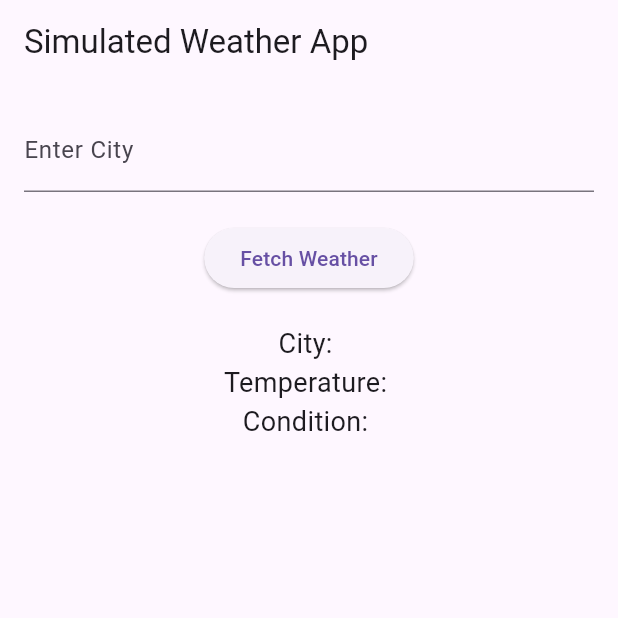
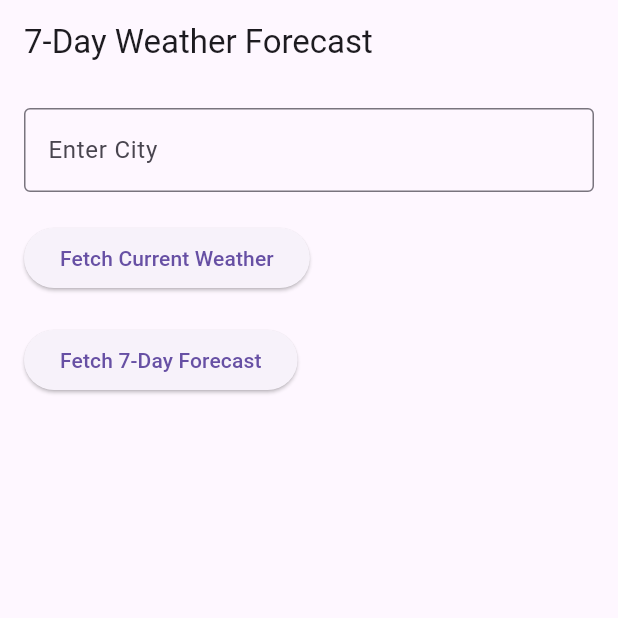
Before and after one commit to MadhuriTumulaGSU/digital_pet_app, a Flutter app: the screen it shows after launch, on a phone screen of 412 x 824 dp, the top half of it. Run offline on Flutter 3.47's test engine with Material 3 defaults, Android fonts, the phone set to English and light mode, and no system bars.

Commit message:
Implemented 7-day weather forecast feature

```diff
--- a/weather_info/lib/main.dart
+++ b/weather_info/lib/main.dart
@@ -1,10 +1,10 @@
 import 'package:flutter/material.dart';
+import 'dart:math'; // For generating random numbers
 
 void main() {
   runApp(MyApp());
 }
 
-//chicken rice is amazing
 class MyApp extends StatelessWidget {
   @override
   Widget build(BuildContext context) {
@@ -21,51 +21,119 @@ class WeatherPage extends StatefulWidget {
 
 class _WeatherPageState extends State<WeatherPage> {
   TextEditingController _cityController = TextEditingController();
+
+  // Placeholder data for weather
   String _cityName = '';
-  String _temperature = '';
-  String _weatherCondition = '';
+  List<Map<String, String>> _forecast = [];
 
-  // Simulated weather data
+  // Function to simulate fetching weather data
   void _fetchWeather() {
+    // Get the city name entered by the user
+    String city = _cityController.text;
+
+    // Generate a 7-day forecast with random temperatures and weather conditions
+    Random random = Random();
+    List<String> weatherConditions = ['Sunny', 'Cloudy', 'Rainy'];
+
+    List<Map<String, String>> forecast = [];
+    for (int i = 0; i < 7; i++) {
+      int temp = random.nextInt(16) + 15; // Generates a temperature between 15°C and 30°C
+      String condition = weatherConditions[random.nextInt(weatherConditions.length)];
+      forecast.add({
+        'day': 'Day ${i + 1}',
+        'temperature': '$temp°C',
+        'condition': condition,
+      });
+    }
+
+    // Update the UI with the simulated data
     setState(() {
-      _cityName = _cityController.text;
-      _temperature = '${(20 + (5 - 1) * 3)}°C'; // Random temperature example
-      _weatherCondition = 'Clear Sky'; // Random weather condition example
+      _cityName = city;
+      _forecast = forecast;
+    });
+  }
+
+  // Function to simulate fetching 7-day forecast data
+  void _fetch7DayForecast() {
+    // Generate a 7-day forecast with random temperatures and weather conditions
+    Random random = Random();
+    List<String> weatherConditions = ['Sunny', 'Cloudy', 'Rainy'];
+
+    List<Map<String, String>> forecast = [];
+    for (int i = 0; i < 7; i++) {
+      int temp = random.nextInt(16) + 15; // Generates a temperature between 15°C and 30°C
+      String condition = weatherConditions[random.nextInt(weatherConditions.length)];
+      forecast.add({
+        'day': 'Day ${i + 1}',
+        'temperature': '$temp°C',
+        'condition': condition,
+      });
+    }
+
+    // Update the UI with the simulated data
+    setState(() {
+      _forecast = forecast;
     });
   }
 
   @override
   Widget build(BuildContext context) {
     return Scaffold(
-      appBar: AppBar(title: Text('Simulated Weather App')),
+      appBar: AppBar(title: Text('7-Day Weather Forecast')),
       body: Padding(
         padding: const EdgeInsets.all(16.0),
         child: Column(
+          crossAxisAlignment: CrossAxisAlignment.start,
           children: [
+            // TextField for city input
             TextField(
               controller: _cityController,
               decoration: InputDecoration(
                 labelText: 'Enter City',
+                border: OutlineInputBorder(),
               ),
             ),
             SizedBox(height: 20),
+            // Fetch weather button
             ElevatedButton(
               onPressed: _fetchWeather,
-              child: Text('Fetch Weather'),
+              child: Text('Fetch Current Weather'),
             ),
             SizedBox(height: 20),
-            Text(
-              'City: $_cityName',
-              style: TextStyle(fontSize: 18),
+            // Fetch 7-day forecast button
+            ElevatedButton(
+              onPressed: _fetch7DayForecast,
+              child: Text('Fetch 7-Day Forecast'),
             ),
-            Text(
-              'Temperature: $_temperature',
-              style: TextStyle(fontSize: 18),
-            ),
-            Text(
-              'Condition: $_weatherCondition',
-              style: TextStyle(fontSize: 18),
-            ),
+            SizedBox(height: 20),
+            // Displaying weather data
+            if (_forecast.isNotEmpty) ...[
+              Text(
+                'City: $_cityName',
+                style: TextStyle(fontSize: 18),
+              ),
+              SizedBox(height: 10),
+              // Display the 7-day forecast
+              Expanded(
+                child: ListView.builder(
+                  itemCount: _forecast.length,
+                  itemBuilder: (context, index) {
+                    return Card(
+                      child: ListTile(
+                        title: Text(_forecast[index]['day']!),
+                        subtitle: Column(
+                          crossAxisAlignment: CrossAxisAlignment.start,
+                          children: [
+                            Text('Temperature: ${_forecast[index]['temperature']}'),
+                            Text('Condition: ${_forecast[index]['condition']}'),
+                          ],
+                        ),
+                      ),
+                    );
+                  },
+                ),
+              ),
+            ],
           ],
         ),
       ),
```
